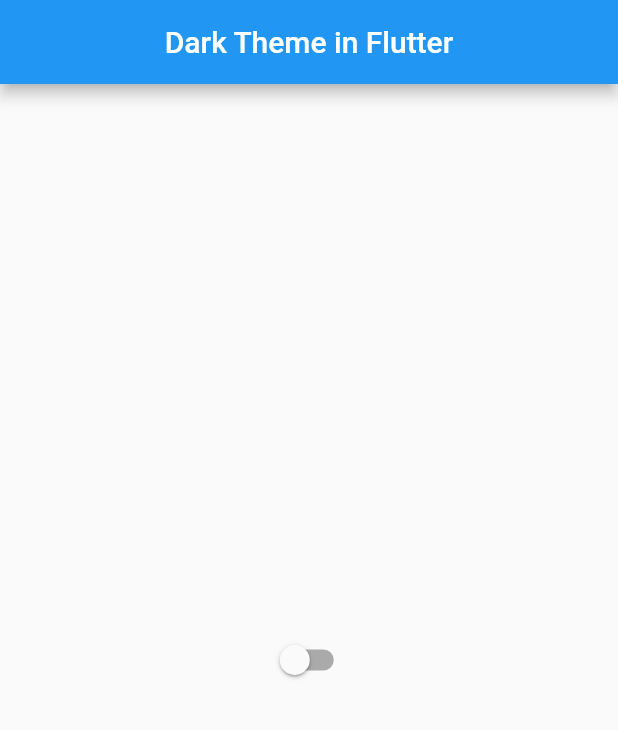
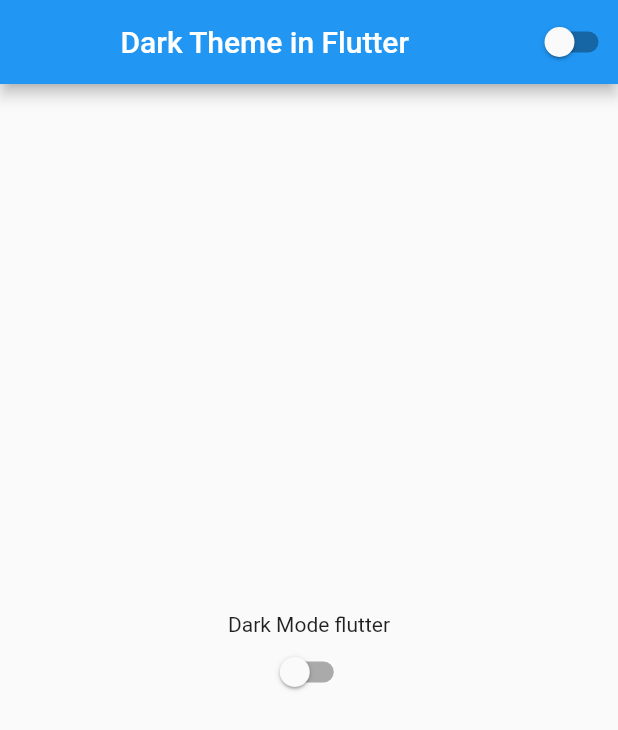
Before and after one commit to AirtonFranco/dark_theme_flutter, a Flutter app: the screen it shows after launch, on a phone screen of 412 x 824 dp. Shown: the top 730 px of the screen. Run offline on Flutter 3.47's test engine with Material 2 defaults, Android fonts, the light colour scheme and no system bars.

Commit message:
adjuste components

```diff
--- a/lib/home_page.dart
+++ b/lib/home_page.dart
@@ -15,6 +15,7 @@ class _HomePageState extends State<HomePage> {
 
   Widget build(BuildContext context) {
     return MaterialApp(
+      debugShowCheckedModeBanner: false,
       theme: ThemeData(
         primarySwatch: Colors.blue, brightness:
         AppController.instance.isDartTheme
@@ -22,17 +23,36 @@ class _HomePageState extends State<HomePage> {
         : Brightness.light
       ),
       home: Scaffold(appBar: AppBar(
+        actions: [
+          SwitchButton()
+        ],
         title: Center(
           child: Text('Dark Theme in Flutter'),
         ),
       ),
-      body: Center(
-        child: Switch(value: AppController.instance.isDartTheme,
-        onChanged: (value){
-          AppController.instance.changeTheme();
-        },),
-      ),
+      body: Container(
+        width: double.infinity,
+        height: double.infinity,
+        child: Column(
+          mainAxisAlignment: MainAxisAlignment.center,
+          crossAxisAlignment: CrossAxisAlignment.center,
+          children: [
+            Text('Dark Mode flutter'),
+            SwitchButton()
+          ],
+        ),
+      )
       ),
     );
   }
 }
+
+class SwitchButton extends StatelessWidget {
+  @override
+  Widget build(BuildContext context) {
+    return Switch(value: AppController.instance.isDartTheme,
+        onChanged: (value){
+          AppController.instance.changeTheme();
+        },);
+  }
+}
--- a/lib/main.dart
+++ b/lib/main.dart
@@ -13,7 +13,7 @@ class FlutterandoCourse extends StatelessWidget {
       animation: AppController.instance,
       builder: (context, child){
         return MaterialApp(
-
+          debugShowCheckedModeBanner: false,
           home: HomePage(),
         );
       },
```
